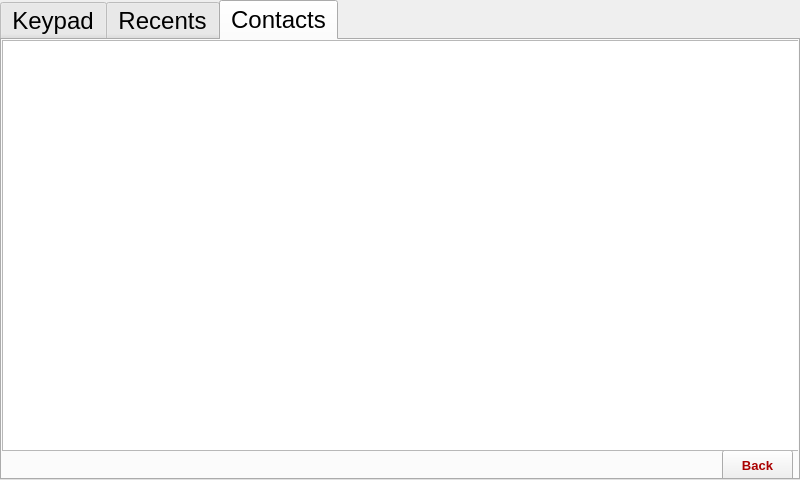
First picture: the form in RPI/GUI/UI/Phone.ui, repository YehiaEhab16/FOTA_Graduation-Project-2022, before the edit.
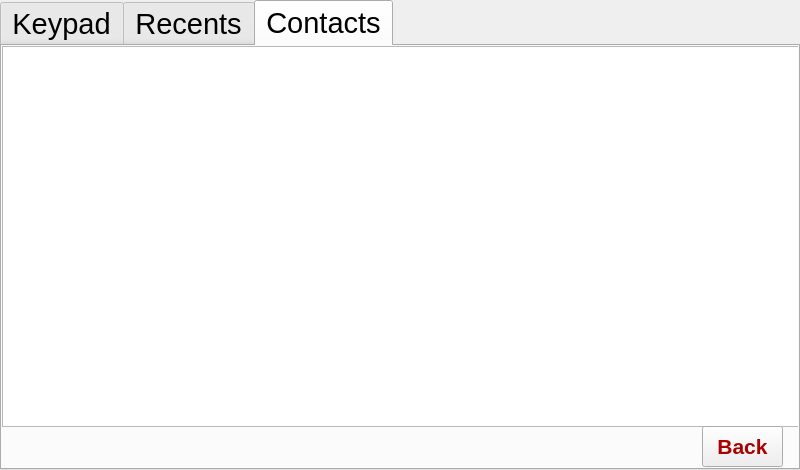
Second picture: the form after the edit. The open tabs and pages were chosen to show the change. Icons and pictures are not drawn.

Diff of the .ui file:
```diff
--- a/RPI/GUI/UI/Phone.ui
+++ b/RPI/GUI/UI/Phone.ui
@@ -7,12 +7,12 @@
     <x>0</x>
     <y>0</y>
     <width>800</width>
-    <height>480</height>
+    <height>470</height>
    </rect>
   </property>
   <property name="font">
    <font>
-    <pointsize>18</pointsize>
+    <pointsize>22</pointsize>
    </font>
   </property>
   <property name="windowTitle">
@@ -1869,36 +1869,13 @@
    <attribute name="title">
     <string>Contacts</string>
    </attribute>
-   <widget class="QPushButton" name="back_3">
-    <property name="geometry">
-     <rect>
-      <x>720</x>
-      <y>410</y>
-      <width>71</width>
-      <height>31</height>
-     </rect>
-    </property>
-    <property name="font">
-     <font>
-      <pointsize>10</pointsize>
-      <weight>75</weight>
-      <bold>true</bold>
-     </font>
-    </property>
-    <property name="styleSheet">
-     <string notr="true">color: rgb(170, 0, 0);</string>
-    </property>
-    <property name="text">
-     <string>Back</string>
-    </property>
-   </widget>
    <widget class="QTableWidget" name="Contacts_table">
     <property name="geometry">
      <rect>
       <x>0</x>
       <y>0</y>
       <width>801</width>
-      <height>411</height>
+      <height>381</height>
      </rect>
     </property>
     <property name="font">
@@ -1956,6 +1933,29 @@
      </property>
     </column>
    </widget>
+   <widget class="QPushButton" name="back_3">
+    <property name="geometry">
+     <rect>
+      <x>700</x>
+      <y>380</y>
+      <width>81</width>
+      <height>41</height>
+     </rect>
+    </property>
+    <property name="font">
+     <font>
+      <pointsize>16</pointsize>
+      <weight>75</weight>
+      <bold>true</bold>
+     </font>
+    </property>
+    <property name="styleSheet">
+     <string notr="true">color: rgb(170, 0, 0);</string>
+    </property>
+    <property name="text">
+     <string>Back</string>
+    </property>
+   </widget>
   </widget>
  </widget>
  <resources/>
```
Left out of the diff: 56 changed lines with no effect on the pictures.
